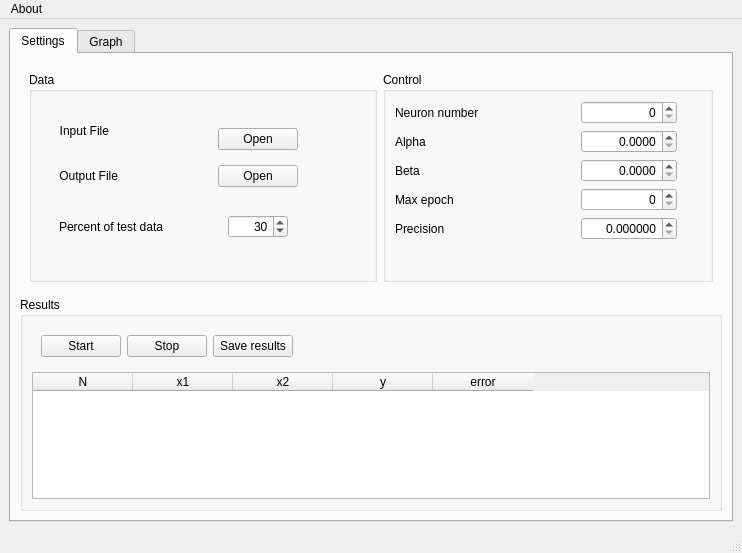
Before: the Qt Designer form mainwindow.ui in AlexLeSang/ECOHT-ANN, drawn with Qt 5.
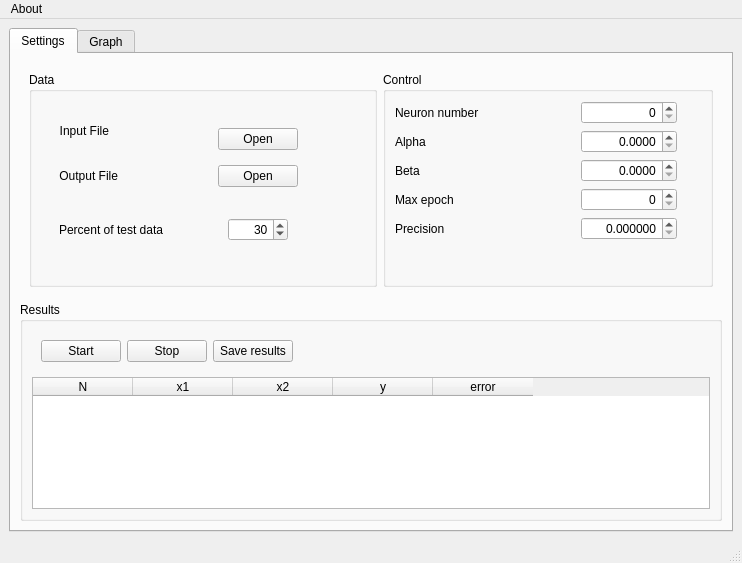
After: the same form once the commit is applied. The open tabs and pages were chosen to show the change. Custom widgets are drawn as their Qt base class.

The edit to the form file:
```diff
--- a/mainwindow.ui
+++ b/mainwindow.ui
@@ -7,7 +7,7 @@
     <x>0</x>
     <y>0</y>
     <width>742</width>
-    <height>553</height>
+    <height>563</height>
    </rect>
   </property>
   <property name="sizePolicy">
```
Left out of the diff: 7 changed lines with no effect on the pictures.
